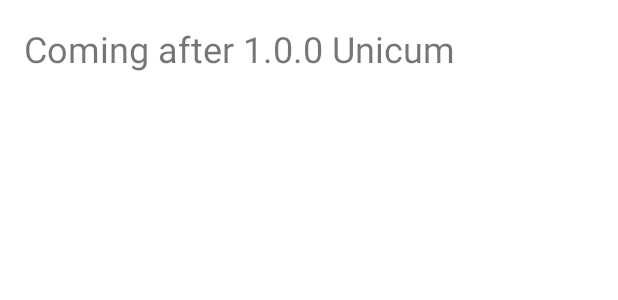
After one commit to rannasta-suomeen/rsm, an Android app: the layout fragment_charts.xml on its own in the app's theme, with its tools: preview values and no code run, on a phone screen of 412 x 824 dp. The commit adds this screen. Shown: the top 300 px of the screen. Run offline under Robolectric (Android 15) with nearby library versions, the phone set to English and light mode, and no system bars.

Commit message:
Add: Dynamic tag filter for products Add: Placeholder charts fragment to stop a crash Fix: Add missing generated drink type Refactor: I found the "optimize imports" button and pressed it

```diff
--- a/app/src/main/java/com/rannasta_suomeen/DrinkPreviewAdapter.kt
+++ b/app/src/main/java/com/rannasta_suomeen/DrinkPreviewAdapter.kt
@@ -12,7 +12,7 @@ import com.rannasta_suomeen.data_classes.GeneralIngredient
 import com.rannasta_suomeen.data_classes.UnitType
 import com.rannasta_suomeen.popup_windows.PopupDrink
 import com.rannasta_suomeen.storage.Settings
-import java.util.Locale
+import java.util.*
 
 class DrinkPreviewAdapter(val activity: Activity, private val settings: Settings): RecyclerView.Adapter<DrinkPreviewAdapter.DrinkPreviewViewHolder>() {
 
--- a/app/src/main/java/com/rannasta_suomeen/ProductAdapter.kt
+++ b/app/src/main/java/com/rannasta_suomeen/ProductAdapter.kt
@@ -19,7 +19,7 @@ import com.rannasta_suomeen.storage.TotalCabinetRepository
 import kotlinx.coroutines.CoroutineScope
 import kotlinx.coroutines.Dispatchers
 import kotlinx.coroutines.launch
-import java.util.Locale
+import java.util.*
 
 class ProductAdapter(
     private val activity: Activity,
@@ -55,7 +55,6 @@ class ProductAdapter(
                 findViewById<ImageView>(R.id.imageViewProduct).setImageResource(R.drawable.ic_baseline_wine_bar_24)
                 findViewById<ImageView>(R.id.imageViewProduct).setImageBitmap(imageRepository.getFromMemoryOrMiss(item.img))
                 findViewById<TextView>(R.id.textViewProductOwned).text = totalCabinetRepository.selectedCabinet?.owned(item)?.show(settings)
-
 
                 itemView.setOnClickListener {
                     val popup = PopupProductAdd(item, totalCabinetRepository,imageRepository, activity, settings)
--- a/app/src/main/java/com/rannasta_suomeen/RecipePartAdapter.kt
+++ b/app/src/main/java/com/rannasta_suomeen/RecipePartAdapter.kt
@@ -10,8 +10,7 @@ import androidx.recyclerview.widget.RecyclerView
 import com.rannasta_suomeen.data_classes.GeneralIngredient
 import com.rannasta_suomeen.data_classes.IngredientsForDrinkPointer
 import com.rannasta_suomeen.storage.Settings
-import java.util.Locale
-import kotlin.math.roundToInt
+import java.util.*
 
 class RecipePartAdapter(private var owned: List<GeneralIngredient>,private val settings: Settings): RecyclerView.Adapter<RecipePartAdapter.ProductViewHolder>() {
 
--- a/app/src/main/java/com/rannasta_suomeen/data_classes/Cabinet.kt
+++ b/app/src/main/java/com/rannasta_suomeen/data_classes/Cabinet.kt
@@ -1,7 +1,6 @@
 package com.rannasta_suomeen.data_classes
 
 import android.util.Log
-import com.fasterxml.jackson.annotation.JsonIgnore
 import com.fasterxml.jackson.annotation.JsonIgnoreProperties
 import com.rannasta_suomeen.storage.Settings
 
--- a/app/src/main/java/com/rannasta_suomeen/data_classes/Categories.kt
+++ b/app/src/main/java/com/rannasta_suomeen/data_classes/Categories.kt
@@ -2,11 +2,7 @@ package com.rannasta_suomeen.data_classes
 
 import com.fasterxml.jackson.core.JsonGenerator
 import com.fasterxml.jackson.core.JsonParser
-import com.fasterxml.jackson.databind.DeserializationContext
-import com.fasterxml.jackson.databind.JsonDeserializer
-import com.fasterxml.jackson.databind.JsonNode
-import com.fasterxml.jackson.databind.JsonSerializer
-import com.fasterxml.jackson.databind.SerializerProvider
+import com.fasterxml.jackson.databind.*
 
 enum class Category{
     strong_alcohol, wine, liquer, beer, cider, long_drink_cocktail, drink_mix;
--- a/app/src/main/java/com/rannasta_suomeen/data_classes/Drink.kt
+++ b/app/src/main/java/com/rannasta_suomeen/data_classes/Drink.kt
@@ -116,5 +116,5 @@ fun sortDrinkPreview(list: List<DrinkTotal>, type: DrinkInfo.SortTypes, asc: Boo
 }
 
 enum class DrinkType {
-    cocktail, shot, punch
+    cocktail, shot, punch, generated
 }
--- a/app/src/main/java/com/rannasta_suomeen/data_classes/Product.kt
+++ b/app/src/main/java/com/rannasta_suomeen/data_classes/Product.kt
@@ -1,8 +1,6 @@
 package com.rannasta_suomeen.data_classes
 
-import android.util.Log
 import com.rannasta_suomeen.storage.Settings
-import kotlin.math.roundToInt
 
 /** Kotlin equivalent of the RSM product */
 data class Product(
--- a/app/src/main/java/com/rannasta_suomeen/main_fragments/FragmentFactory.kt
+++ b/app/src/main/java/com/rannasta_suomeen/main_fragments/FragmentFactory.kt
@@ -14,6 +14,7 @@ class FragmentFactory(private val activity: Activity, private val imageRepositor
             DrinksFragment::class.java.name -> DrinksFragment(activity, settings, totalCabinetRepository)
             ProductsFragment::class.java.name -> ProductsFragment(activity, imageRepository, settings, totalCabinetRepository)
             SettingsFragment::class.java.name -> SettingsFragment(settings)
+            ChartsFragment::class.java.name -> ChartsFragment()
             else -> super.instantiate(classLoader, className)
         }
     }
--- a/app/src/main/java/com/rannasta_suomeen/storage/GenericRepository.kt
+++ b/app/src/main/java/com/rannasta_suomeen/storage/GenericRepository.kt
@@ -2,7 +2,6 @@ package com.rannasta_suomeen.storage
 
 import android.content.Context
 import android.util.Log
-import com.fasterxml.jackson.databind.JsonMappingException
 import com.fasterxml.jackson.module.kotlin.MissingKotlinParameterException
 import com.fasterxml.jackson.module.kotlin.jacksonObjectMapper
 import com.rannasta_suomeen.NetworkController
@@ -19,7 +18,7 @@ import kotlinx.coroutines.sync.withLock
 import java.io.File
 import java.io.FileNotFoundException
 import java.io.IOException
-import java.util.Optional
+import java.util.*
 
 private const val DRINKFILENAME = "drinks"
 private const val PRODUCTFILENAME = "products"
--- /dev/null
+++ b/app/src/main/res/layout/fragment_charts.xml
@@ -0,0 +1,20 @@
+<?xml version="1.0" encoding="utf-8"?>
+<androidx.constraintlayout.widget.ConstraintLayout xmlns:android="http://schemas.android.com/apk/res/android"
+    xmlns:app="http://schemas.android.com/apk/res-auto"
+    xmlns:tools="http://schemas.android.com/tools"
+    android:layout_width="match_parent"
+    android:layout_height="match_parent">
+
+    <TextView
+        android:id="@+id/textView"
+        android:layout_width="0dp"
+        android:layout_height="wrap_content"
+        android:layout_marginStart="16dp"
+        android:layout_marginTop="16dp"
+        android:layout_marginEnd="16dp"
+        android:text="Coming after 1.0.0 Unicum"
+        android:textSize="24sp"
+        app:layout_constraintEnd_toEndOf="parent"
+        app:layout_constraintStart_toStartOf="parent"
+        app:layout_constraintTop_toTopOf="parent" />
+</androidx.constraintlayout.widget.ConstraintLayout>
--- a/app/src/main/res/navigation/nav_main.xml
+++ b/app/src/main/res/navigation/nav_main.xml
@@ -51,5 +51,9 @@
         android:id="@+id/fragmentSettings"
         android:name="com.rannasta_suomeen.main_fragments.SettingsFragment">
     </fragment>
+    <fragment
+        android:id="@+id/fragmentCharts"
+        android:name="com.rannasta_suomeen.main_fragments.ChartsFragment">
+    </fragment>
 
 </navigation>
--- a/app/src/main/res/values/strings.xml
+++ b/app/src/main/res/values/strings.xml
@@ -15,7 +15,8 @@
     <string name="cocktail">Cocktail</string>
     <string name="shot">Shot</string>
     <string name="punch">Punch</string>
-    <string name="makeable">Makeable</string>
+    <string name="unmakeble">Missing Alcohol</string>
+    <string name="unmakebleGrocery">Missing Groceries</string>
     <string name="remember_me">Remember me</string>
     <string name="pref_file_key">preferences</string>
     <string name="no_cabinet_selected">No cabinet selected</string>
```
Also changed, not shown: app/src/main/java/com/rannasta_suomeen/MainActivity.kt (+2 -8 lines), app/src/main/java/com/rannasta_suomeen/main_fragments/CabinetFragment.kt (+1 -6 lines), app/src/main/java/com/rannasta_suomeen/main_fragments/ChartsFragment.kt (added, +16 -0 lines), app/src/main/java/com/rannasta_suomeen/main_fragments/DrinksFragment.kt (+48 -25 lines), app/src/main/java/com/rannasta_suomeen/main_fragments/SettingsFragment.kt (+0 -21 lines), app/src/main/java/com/rannasta_suomeen/popup_windows/PopupProductAdd.kt (+1 -11 lines), app/src/main/res/menu/menu_drink_filter.xml (+12 -8 lines).
